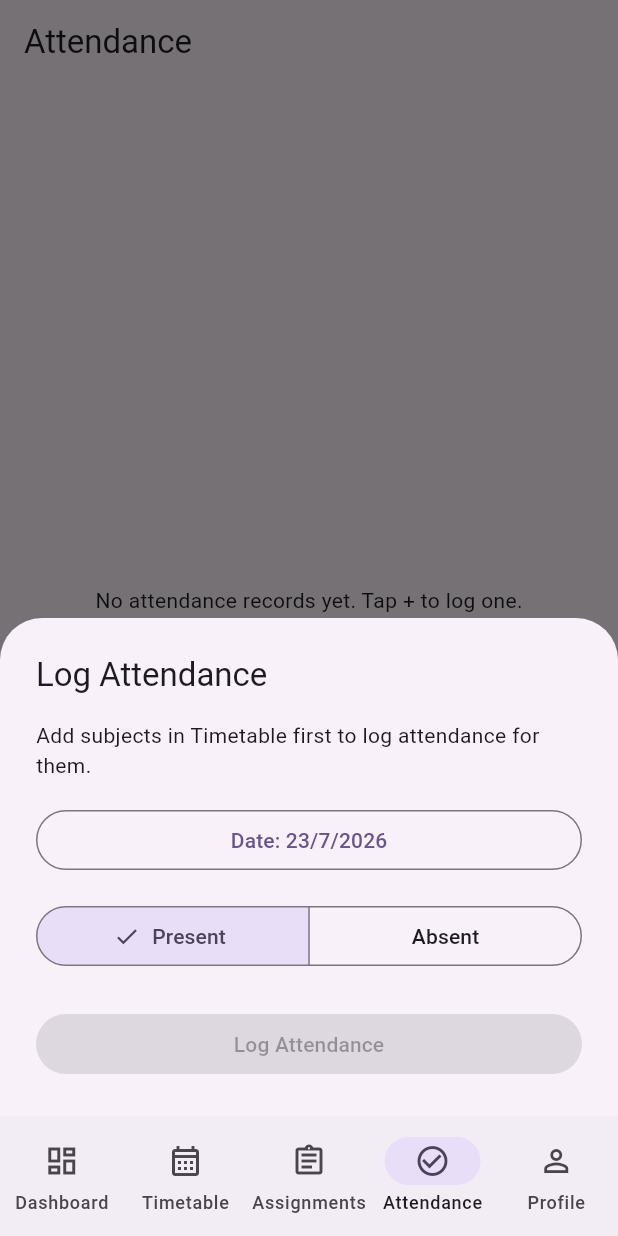
After one commit to mesanda456/campushub, a Flutter app: the AttendanceScreen screen opened by its route, after a tap on the "add" icon, on a phone screen of 412 x 824 dp. The commit adds this screen. Run offline on Flutter 3.47's test engine with Material 3 defaults, Android fonts, the phone set to English and light mode, and no system bars; our stand-ins replace cloud_firestore, firebase_auth, firebase_core, fl_chart, flutter_riverpod, go_router; accounts and stored records are empty; generated files the repository leaves out were written again.

Commit message:
feat(attendance): add Firestore-backed attendance tracking with pie chart visualization

```diff
--- a/lib/core/widgets/main_shell.dart
+++ b/lib/core/widgets/main_shell.dart
@@ -20,11 +20,12 @@ class MainShell extends StatelessWidget {
           );
         },
         destinations: const [
-          NavigationDestination(icon: Icon(Icons.dashboard_outlined), label: 'Dashboard'),
-          NavigationDestination(icon: Icon(Icons.calendar_month_outlined), label: 'Timetable'),
-          NavigationDestination(icon: Icon(Icons.assignment_outlined), label: 'Assignments'),
-          NavigationDestination(icon: Icon(Icons.person_outline), label: 'Profile'),
-        ],
+  NavigationDestination(icon: Icon(Icons.dashboard_outlined), label: 'Dashboard'),
+  NavigationDestination(icon: Icon(Icons.calendar_month_outlined), label: 'Timetable'),
+  NavigationDestination(icon: Icon(Icons.assignment_outlined), label: 'Assignments'),
+  NavigationDestination(icon: Icon(Icons.check_circle_outline), label: 'Attendance'),
+  NavigationDestination(icon: Icon(Icons.person_outline), label: 'Profile'),
+],
       ),
     );
   }
--- /dev/null
+++ b/lib/features/attendance/controllers/attendance_controller.dart
@@ -0,0 +1,43 @@
+import 'package:flutter_riverpod/flutter_riverpod.dart';
+import '../../auth/controllers/auth_controller.dart';
+import '../../../services/attendance_service.dart';
+import '../models/attendance_record.dart';
+
+final attendanceServiceProvider = Provider<AttendanceService>((ref) {
+  return AttendanceService();
+});
+
+final attendanceProvider = StreamProvider<List<AttendanceRecord>>((ref) {
+  final authState = ref.watch(authStateProvider);
+  final user = authState.value;
+
+  if (user == null) {
+    return Stream.value([]);
+  }
+
+  final attendanceService = ref.watch(attendanceServiceProvider);
+  return attendanceService.watchAttendance(user.uid);
+});
+
+class AttendanceController {
+  final AttendanceService _attendanceService;
+  final String? _userId;
+
+  AttendanceController(this._attendanceService, this._userId);
+
+  Future<void> addRecord(AttendanceRecord record) async {
+    if (_userId == null) return;
+    await _attendanceService.addRecord(_userId, record);
+  }
+
+  Future<void> deleteRecord(String recordId) async {
+    if (_userId == null) return;
+    await _attendanceService.deleteRecord(_userId, recordId);
+  }
+}
+
+final attendanceControllerProvider = Provider<AttendanceController>((ref) {
+  final attendanceService = ref.watch(attendanceServiceProvider);
+  final userId = ref.watch(authStateProvider).value?.uid;
+  return AttendanceController(attendanceService, userId);
+});
--- /dev/null
+++ b/lib/features/attendance/models/attendance_record.dart
@@ -0,0 +1,32 @@
+import 'package:cloud_firestore/cloud_firestore.dart';
+
+class AttendanceRecord {
+  final String id;
+  final String subjectName;
+  final DateTime date;
+  final bool isPresent;
+
+  AttendanceRecord({
+    required this.id,
+    required this.subjectName,
+    required this.date,
+    required this.isPresent,
+  });
+
+  Map<String, dynamic> toMap() {
+    return {
+      'subjectName': subjectName,
+      'date': Timestamp.fromDate(date),
+      'isPresent': isPresent,
+    };
+  }
+
+  factory AttendanceRecord.fromMap(String id, Map<String, dynamic> map) {
+    return AttendanceRecord(
+      id: id,
+      subjectName: map['subjectName'] as String,
+      date: (map['date'] as Timestamp).toDate(),
+      isPresent: map['isPresent'] as bool,
+    );
+  }
+}
--- /dev/null
+++ b/lib/features/attendance/screens/attendance_screen.dart
@@ -0,0 +1,229 @@
+import 'package:flutter/material.dart';
+import 'package:flutter_riverpod/flutter_riverpod.dart';
+import 'package:fl_chart/fl_chart.dart';
+import '../controllers/attendance_controller.dart';
+import '../models/attendance_record.dart';
+import '../../timetable/controllers/subject_controller.dart';
+
+class AttendanceScreen extends ConsumerWidget {
+  const AttendanceScreen({super.key});
+
+  @override
+  Widget build(BuildContext context, WidgetRef ref) {
+    final attendanceAsync = ref.watch(attendanceProvider);
+
+    return Scaffold(
+      appBar: AppBar(title: const Text('Attendance')),
+      body: attendanceAsync.when(
+        data: (records) {
+          if (records.isEmpty) {
+            return const Center(
+              child: Text('No attendance records yet. Tap + to log one.'),
+            );
+          }
+
+          final bySubject = _groupBySubject(records);
+          final overallPresent = records.where((r) => r.isPresent).length;
+          final overallTotal = records.length;
+          final overallPercent = (overallPresent / overallTotal) * 100;
+
+          return ListView(
+            padding: const EdgeInsets.all(16),
+            children: [
+              Center(
+                child: SizedBox(
+                  height: 200,
+                  width: 200,
+                  child: Stack(
+                    alignment: Alignment.center,
+                    children: [
+                      PieChart(
+                        PieChartData(
+                          sectionsSpace: 2,
+                          centerSpaceRadius: 60,
+                          sections: [
+                            PieChartSectionData(
+                              value: overallPresent.toDouble(),
+                              color: Colors.green,
+                              showTitle: false,
+                              radius: 30,
+                            ),
+                            PieChartSectionData(
+                              value: (overallTotal - overallPresent).toDouble(),
+                              color: Colors.red.shade200,
+                              showTitle: false,
+                              radius: 30,
+                            ),
+                          ],
+                        ),
+                      ),
+                      Text(
+                        '${overallPercent.toStringAsFixed(1)}%',
+                        style: Theme.of(context).textTheme.headlineSmall,
+                      ),
+                    ],
+                  ),
+                ),
+              ),
+              const SizedBox(height: 8),
+              Center(
+                child: Text(
+                  'Overall Attendance',
+                  style: Theme.of(context).textTheme.bodyMedium,
+                ),
+              ),
+              const SizedBox(height: 24),
+              Text(
+                'By Subject',
+                style: Theme.of(context).textTheme.titleMedium,
+              ),
+              const SizedBox(height: 8),
+              ...bySubject.entries.map((entry) {
+                final subjectRecords = entry.value;
+                final present = subjectRecords.where((r) => r.isPresent).length;
+                final total = subjectRecords.length;
+                final percent = (present / total) * 100;
+
+                return Card(
+                  margin: const EdgeInsets.only(bottom: 8),
+                  child: ListTile(
+                    title: Text(entry.key),
+                    subtitle: Text('$present / $total classes attended'),
+                    trailing: Text(
+                      '${percent.toStringAsFixed(0)}%',
+                      style: TextStyle(
+                        color: percent >= 75 ? Colors.green : Colors.red,
+                        fontWeight: FontWeight.bold,
+                      ),
+                    ),
+                  ),
+                );
+              }),
+            ],
+          );
+        },
+        loading: () => const Center(child: CircularProgressIndicator()),
+        error: (error, _) => Center(child: Text('Error: $error')),
+      ),
+      floatingActionButton: FloatingActionButton(
+        onPressed: () => showModalBottomSheet(
+          context: context,
+          isScrollControlled: true,
+          builder: (context) => const _LogAttendanceSheet(),
+        ),
+        child: const Icon(Icons.add),
+      ),
+    );
+  }
+
+  Map<String, List<AttendanceRecord>> _groupBySubject(List<AttendanceRecord> records) {
+    final map = <String, List<AttendanceRecord>>{};
+    for (final record in records) {
+      map.putIfAbsent(record.subjectName, () => []).add(record);
+    }
+    return map;
+  }
+}
+
+class _LogAttendanceSheet extends ConsumerStatefulWidget {
+  const _LogAttendanceSheet();
+
+  @override
+  ConsumerState<_LogAttendanceSheet> createState() => _LogAttendanceSheetState();
+}
+
+class _LogAttendanceSheetState extends ConsumerState<_LogAttendanceSheet> {
+  String? _selectedSubject;
+  DateTime _selectedDate = DateTime.now();
+  bool _isPresent = true;
+
+  Future<void> _pickDate() async {
+    final picked = await showDatePicker(
+      context: context,
+      initialDate: _selectedDate,
+      firstDate: DateTime.now().subtract(const Duration(days: 365)),
+      lastDate: DateTime.now(),
+    );
+    if (picked != null) {
+      setState(() => _selectedDate = picked);
+    }
+  }
+
+  void _submit() {
+    if (_selectedSubject == null) return;
+
+    final record = AttendanceRecord(
+      id: '',
+      subjectName: _selectedSubject!,
+      date: _selectedDate,
+      isPresent: _isPresent,
+    );
+
+    ref.read(attendanceControllerProvider).addRecord(record);
+    Navigator.of(context).pop();
+  }
+
+  @override
+  Widget build(BuildContext context) {
+    final subjectsAsync = ref.watch(subjectsProvider);
+
+    return Padding(
+      padding: EdgeInsets.only(
+        left: 24,
+        right: 24,
+        top: 24,
+        bottom: MediaQuery.of(context).viewInsets.bottom + 24,
+      ),
+      child: Column(
+        mainAxisSize: MainAxisSize.min,
+        crossAxisAlignment: CrossAxisAlignment.stretch,
+        children: [
+          Text('Log Attendance', style: Theme.of(context).textTheme.titleLarge),
+          const SizedBox(height: 16),
+          subjectsAsync.when(
+            data: (subjects) {
+              if (subjects.isEmpty) {
+                return const Text(
+                  'Add subjects in Timetable first to log attendance for them.',
+                );
+              }
+              return DropdownButtonFormField<String>(
+                initialValue: _selectedSubject,
+                decoration: const InputDecoration(labelText: 'Subject'),
+                items: subjects
+                    .map((s) => DropdownMenuItem(value: s.name, child: Text(s.name)))
+                    .toList(),
+                onChanged: (value) => setState(() => _selectedSubject = value),
+              );
+            },
+            loading: () => const Center(child: CircularProgressIndicator()),
+            error: (error, _) => Text('Error loading subjects: $error'),
+          ),
+          const SizedBox(height: 16),
+          OutlinedButton(
+            onPressed: _pickDate,
+            child: Text(
+              'Date: ${_selectedDate.day}/${_selectedDate.month}/${_selectedDate.year}',
+            ),
+          ),
+          const SizedBox(height: 16),
+          SegmentedButton<bool>(
+            segments: const [
+              ButtonSegment(value: true, label: Text('Present')),
+              ButtonSegment(value: false, label: Text('Absent')),
+            ],
+            selected: {_isPresent},
+            onSelectionChanged: (selection) {
+              setState(() => _isPresent = selection.first);
+            },
+          ),
+          const SizedBox(height: 24),
+          FilledButton(
+            onPressed: _selectedSubject == null ? null : _submit,
+            child: const Text('Log Attendance'),
+          ),
+        ],
+      ),
+    );
+  }
+}
--- /dev/null
+++ b/lib/services/attendance_service.dart
@@ -0,0 +1,26 @@
+import 'package:cloud_firestore/cloud_firestore.dart';
+import '../features/attendance/models/attendance_record.dart';
+
+class AttendanceService {
+  final FirebaseFirestore _firestore = FirebaseFirestore.instance;
+
+  CollectionReference<Map<String, dynamic>> _attendanceRef(String userId) {
+    return _firestore.collection('users').doc(userId).collection('attendance');
+  }
+
+  Stream<List<AttendanceRecord>> watchAttendance(String userId) {
+    return _attendanceRef(userId).snapshots().map((snapshot) {
+      return snapshot.docs
+          .map((doc) => AttendanceRecord.fromMap(doc.id, doc.data()))
+          .toList();
+    });
+  }
+
+  Future<void> addRecord(String userId, AttendanceRecord record) async {
+    await _attendanceRef(userId).add(record.toMap());
+  }
+
+  Future<void> deleteRecord(String userId, String recordId) async {
+    await _attendanceRef(userId).doc(recordId).delete();
+  }
+}
--- a/pubspec.yaml
+++ b/pubspec.yaml
@@ -37,6 +37,7 @@ dependencies:
   firebase_core: ^3.9.0
   firebase_auth: ^5.3.4
   cloud_firestore: ^5.6.0
+  fl_chart: ^0.69.2
 
   # The following adds the Cupertino Icons font to your application.
   # Use with the CupertinoIcons class for iOS style icons.
```
Also changed, not shown: lib/core/router.dart (+10 -0 lines), pubspec.lock.
